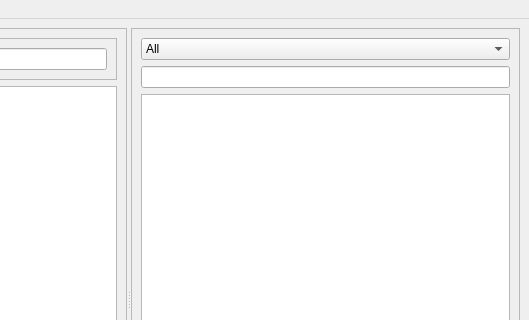
First picture: the form in ui/mainwindow.ui, repository bitgato/tasveer, before the edit; both pictures show x 271 to 800 and y 0 to 320 of the 800 by 600 pixel window.
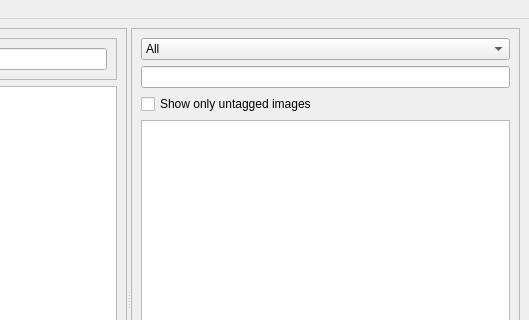
Second picture: the form after the edit. Icons and pictures are not drawn.

Commit message: Add untagged filtering and fix directory filtering

```diff
--- a/ui/mainwindow.ui
+++ b/ui/mainwindow.ui
@@ -128,6 +128,13 @@
         <item>
          <widget class="QLineEdit" name="imageSearchBox"/>
         </item>
+        <item>
+         <widget class="QCheckBox" name="showUntaggedCheckbox">
+          <property name="text">
+           <string>Show only untagged images</string>
+          </property>
+         </widget>
+        </item>
         <item>
          <widget class="QTableView" name="images"/>
         </item>
```
The commit also changes 6 other files.
